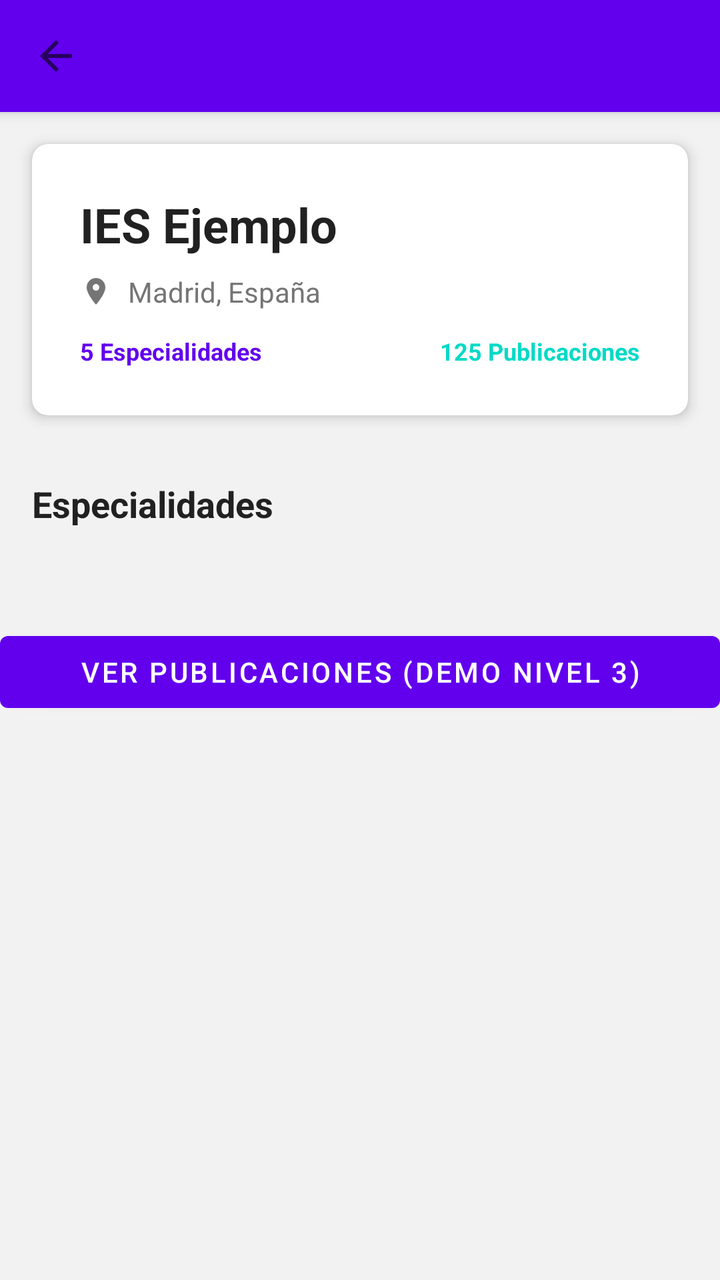
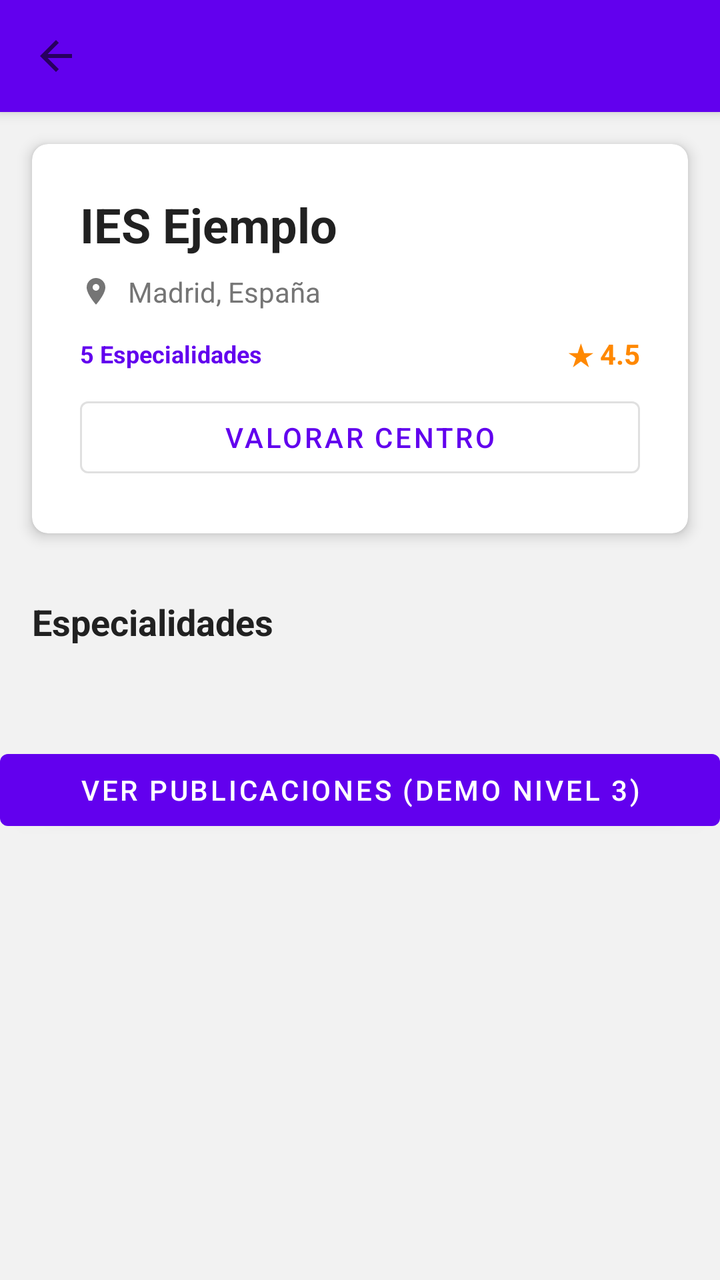

An Android layout rendered at two revisions. The XML below is the earlier revision; the diff shows what the commit changed to produce the second picture.
<!-- AndroidManifest.xml: application theme Theme.StudyBro -->
<!-- res/layout/actividad_perfil_centro.xml -->
<?xml version="1.0" encoding="utf-8"?>
<androidx.coordinatorlayout.widget.CoordinatorLayout 
    xmlns:android="http://schemas.android.com/apk/res/android"
    xmlns:app="http://schemas.android.com/apk/res-auto"
    android:layout_width="match_parent"
    android:layout_height="match_parent"
    android:background="@color/background">

    
    <com.google.android.material.appbar.AppBarLayout
        android:layout_width="match_parent"
        android:layout_height="wrap_content">

        <androidx.appcompat.widget.Toolbar
            android:id="@+id/toolbar"
            android:layout_width="match_parent"
            android:layout_height="?attr/actionBarSize"
            android:background="@color/primary"
            app:titleTextColor="@color/on_primary"
            app:navigationIcon="@drawable/ic_arrow_back"/>
    </com.google.android.material.appbar.AppBarLayout>

    
    <androidx.core.widget.NestedScrollView
        android:layout_width="match_parent"
        android:layout_height="match_parent"
        app:layout_behavior="@string/appbar_scrolling_view_behavior">

        <LinearLayout
            android:layout_width="match_parent"
            android:layout_height="wrap_content"
            android:orientation="vertical">

            
            <com.google.android.material.card.MaterialCardView
                android:layout_width="match_parent"
                android:layout_height="wrap_content"
                android:layout_margin="@dimen/margin_medium"
                app:cardElevation="@dimen/card_elevation"
                app:cardCornerRadius="@dimen/card_corner_radius">

                <LinearLayout
                    android:layout_width="match_parent"
                    android:layout_height="wrap_content"
                    android:orientation="vertical"
                    android:padding="@dimen/padding_large">

                    
                    <TextView
                        android:id="@+id/tvCenterName"
                        android:layout_width="match_parent"
                        android:layout_height="wrap_content"
                        android:text="IES Ejemplo"
                        android:textSize="24sp"
                        android:textStyle="bold"
                        android:textColor="@color/text_primary"
                        android:layout_marginBottom="8dp"/>

                    
                    <LinearLayout
                        android:layout_width="match_parent"
                        android:layout_height="wrap_content"
                        android:orientation="horizontal"
                        android:gravity="center_vertical"
                        android:layout_marginBottom="12dp">

                        <ImageView
                            android:layout_width="16dp"
                            android:layout_height="16dp"
                            android:src="@drawable/ic_location"
                            app:tint="@color/text_secondary"/>

                        <TextView
                            android:id="@+id/tvLocation"
                            android:layout_width="wrap_content"
                            android:layout_height="wrap_content"
                            android:text="Madrid, España"
                            android:textSize="14sp"
                            android:textColor="@color/text_secondary"
                            android:layout_marginStart="8dp"/>
                    </LinearLayout>

                    
                    <LinearLayout
                        android:layout_width="match_parent"
                        android:layout_height="wrap_content"
                        android:orientation="horizontal"
                        android:gravity="center_vertical">

                        <TextView
                            android:id="@+id/tvSpecialtiesCount"
                            android:layout_width="0dp"
                            android:layout_height="wrap_content"
                            android:layout_weight="1"
                            android:text="5 Especialidades"
                            android:textSize="12sp"
                            android:textColor="@color/primary"
                            android:textStyle="bold"/>

                        <TextView
                            android:id="@+id/tvPostsCount"
                            android:layout_width="0dp"
                            android:layout_height="wrap_content"
                            android:layout_weight="1"
                            android:text="125 Publicaciones"
                            android:textSize="12sp"
                            android:textColor="@color/secondary"
                            android:textStyle="bold"
                            android:gravity="end"/>
                    </LinearLayout>
                </LinearLayout>
            </com.google.android.material.card.MaterialCardView>

            
            <TextView
                android:layout_width="wrap_content"
                android:layout_height="wrap_content"
                android:text="@string/specialties_title"
                android:textSize="18sp"
                android:textStyle="bold"
                android:textColor="@color/text_primary"
                android:layout_marginStart="@dimen/margin_medium"
                android:layout_marginTop="@dimen/margin_medium"
                android:layout_marginBottom="@dimen/margin_small"/>

            
            <androidx.recyclerview.widget.RecyclerView
                android:id="@+id/recyclerViewSpecialties"
                android:layout_width="match_parent"
                android:layout_height="wrap_content"
                android:nestedScrollingEnabled="false"
                android:padding="8dp"/>

            
            <TextView
                android:id="@+id/tvNoSpecialties"
                android:layout_width="wrap_content"
                android:layout_height="wrap_content"
                android:layout_gravity="center"
                android:text="@string/no_specialties"
                android:textSize="@dimen/text_subtitle"
                android:textColor="@color/text_secondary"
                android:visibility="gone"
                android:layout_marginTop="40dp"/>

            
            <com.google.android.material.button.MaterialButton
                android:id="@+id/btnVerPublicaciones"
                android:layout_width="match_parent"
                android:layout_height="wrap_content"
                android:text="Ver Publicaciones (Demo Nivel 3)"
                android:layout_marginTop="24dp"/>
        </LinearLayout>
    </androidx.core.widget.NestedScrollView>

    
    <ProgressBar
        android:id="@+id/progressBar"
        android:layout_width="wrap_content"
        android:layout_height="wrap_content"
        android:layout_gravity="center"
        android:visibility="gone"/>

</androidx.coordinatorlayout.widget.CoordinatorLayout>
<!-- resources referenced by this layout -->
<resources>
  <color name="background">#F2F2F2</color>
  <color name="on_primary">#FFFFFF</color>
  <color name="primary">#6200EE</color>
  <color name="secondary">#03DAC6</color>
  <color name="text_primary">#212121</color>
  <color name="text_secondary">#757575</color>
  <dimen name="card_corner_radius">8dp</dimen>
  <dimen name="card_elevation">4dp</dimen>
  <dimen name="margin_medium">16dp</dimen>
  <dimen name="margin_small">8dp</dimen>
  <dimen name="padding_large">24dp</dimen>
  <dimen name="text_subtitle">18sp</dimen>
  <!-- drawable ic_arrow_back (drawable) -->
  <vector xmlns:android="http://schemas.android.com/apk/res/android"
      android:width="24dp"
      android:height="24dp"
      android:viewportWidth="24"
      android:viewportHeight="24"
      android:tint="?attr/colorControlNormal"
      android:autoMirrored="true">
      <path
          android:fillColor="@android:color/white"
          android:pathData="M20,11H7.83l5.59,-5.59L12,4l-8,8 8,8 1.41,-1.41L7.83,13H20v-2z"/>
  </vector>
  <!-- drawable ic_location (drawable) -->
  <vector xmlns:android="http://schemas.android.com/apk/res/android"
      android:width="24dp"
      android:height="24dp"
      android:viewportWidth="24"
      android:viewportHeight="24"
      android:tint="?attr/colorControlNormal">
      <path
          android:fillColor="@android:color/white"
          android:pathData="M12,2C8.13,2 5,5.13 5,9c0,5.25 7,13 7,13s7,-7.75 7,-13c0,-3.87 -3.13,-7 -7,-7zM12,11.5c-1.38,0 -2.5,-1.12 -2.5,-2.5s1.12,-2.5 2.5,-2.5 2.5,1.12 2.5,2.5 -1.12,2.5 -2.5,2.5z"/>
  </vector>
  <string name="appbar_scrolling_view_behavior" translatable="false">com.google.android.material.appbar.AppBarLayout$ScrollingViewBehavior</string>
  <string name="no_specialties">No hay especialidades</string>
  <string name="specialties_title">Especialidades</string>
  <style name="Theme.StudyBro" parent="Theme.MaterialComponents.DayNight.DarkActionBar">
          
          <item name="colorPrimary">@color/purple_500</item>
          <item name="colorPrimaryVariant">@color/purple_700</item>
          <item name="colorOnPrimary">@color/white</item>
          
          <item name="colorSecondary">@color/teal_200</item>
          <item name="colorSecondaryVariant">@color/teal_700</item>
          <item name="colorOnSecondary">@color/black</item>
          
          <item name="android:statusBarColor">?attr/colorPrimaryVariant</item>
          
      </style>
  <color name="purple_500">#FF6200EE</color>
  <color name="purple_700">#FF3700B3</color>
  <color name="white">#FFFFFFFF</color>
  <color name="teal_200">#FF03DAC5</color>
  <color name="teal_700">#FF018786</color>
  <color name="black">#FF000000</color>
</resources>

<!-- the commit's change to res/layout/actividad_perfil_centro.xml (unified diff, before → after) -->
@@ -98,16 +98,25 @@
                             android:textStyle="bold"/>
 
                         <TextView
-                            android:id="@+id/tvPostsCount"
+                            android:id="@+id/tvRating"
                             android:layout_width="0dp"
                             android:layout_height="wrap_content"
                             android:layout_weight="1"
-                            android:text="125 Publicaciones"
-                            android:textSize="12sp"
-                            android:textColor="@color/secondary"
+                            android:text="★ 4.5"
+                            android:textSize="14sp"
+                            android:textColor="@android:color/holo_orange_dark"
                             android:textStyle="bold"
                             android:gravity="end"/>
                     </LinearLayout>
+                    
+                    
+                    <com.google.android.material.button.MaterialButton
+                        android:id="@+id/btnValorar"
+                        android:layout_width="match_parent"
+                        android:layout_height="wrap_content"
+                        android:text="Valorar Centro"
+                        style="@style/Widget.MaterialComponents.Button.OutlinedButton"
+                        android:layout_marginTop="8dp"/>
                 </LinearLayout>
             </com.google.android.material.card.MaterialCardView>
 
<!-- resource entries referenced after the edit -->
@@ -3,7 +3,6 @@
   <color name="background">#F2F2F2</color>
   <color name="on_primary">#FFFFFF</color>
   <color name="primary">#6200EE</color>
-  <color name="secondary">#03DAC6</color>
   <color name="text_primary">#212121</color>
   <color name="text_secondary">#757575</color>
   <dimen name="card_corner_radius">8dp</dimen>
